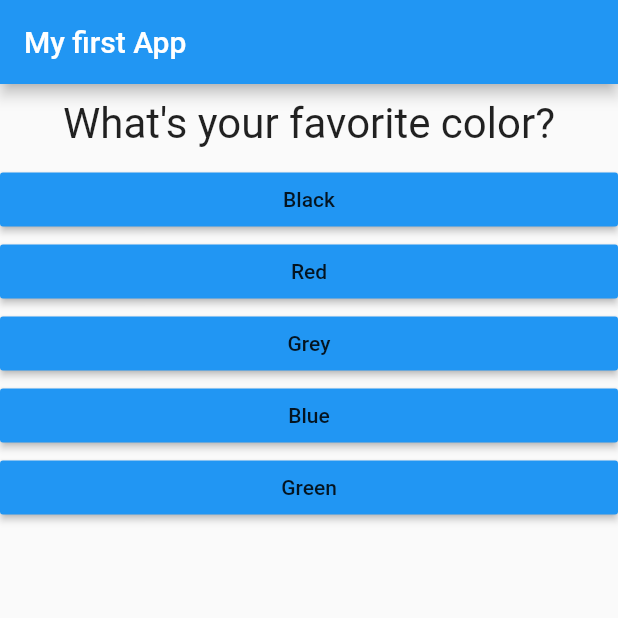
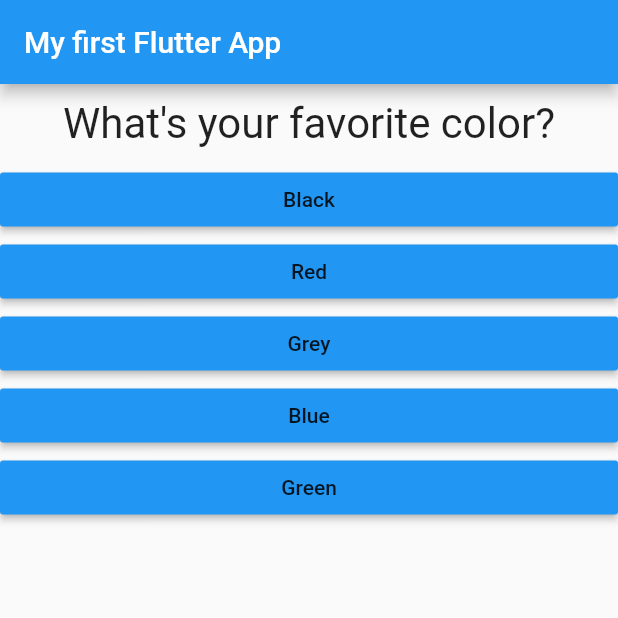
Before and after one commit to Jitgitbit/flutter_exercise_one, a Flutter app: the screen it shows after launch, on a phone screen of 412 x 824 dp, the top half of it. Run offline on Flutter 3.47's test engine with Material 2 defaults, Android fonts, the phone set to English and light mode, and no system bars.

```diff
--- a/lib/main.dart
+++ b/lib/main.dart
@@ -24,7 +24,7 @@ class _MyAppState extends State<MyApp> {
   @override
   Widget build(BuildContext context) {
 
-    var questions = [
+    const questions = [                                                      // const because it is compile-time constant, not runtime constant(as for final) !!!
       {
         'questionText': 'What\'s your favorite color?',
         'answers': ['Black', 'Red', 'Grey', 'Blue', 'Green']
@@ -42,7 +42,7 @@ class _MyAppState extends State<MyApp> {
     return MaterialApp(
       home: Scaffold(
         appBar: AppBar(
-          title: Text('My first App'),
+          title: Text('My first Flutter App'),
         ),
         body: Column(
           children: [
```
